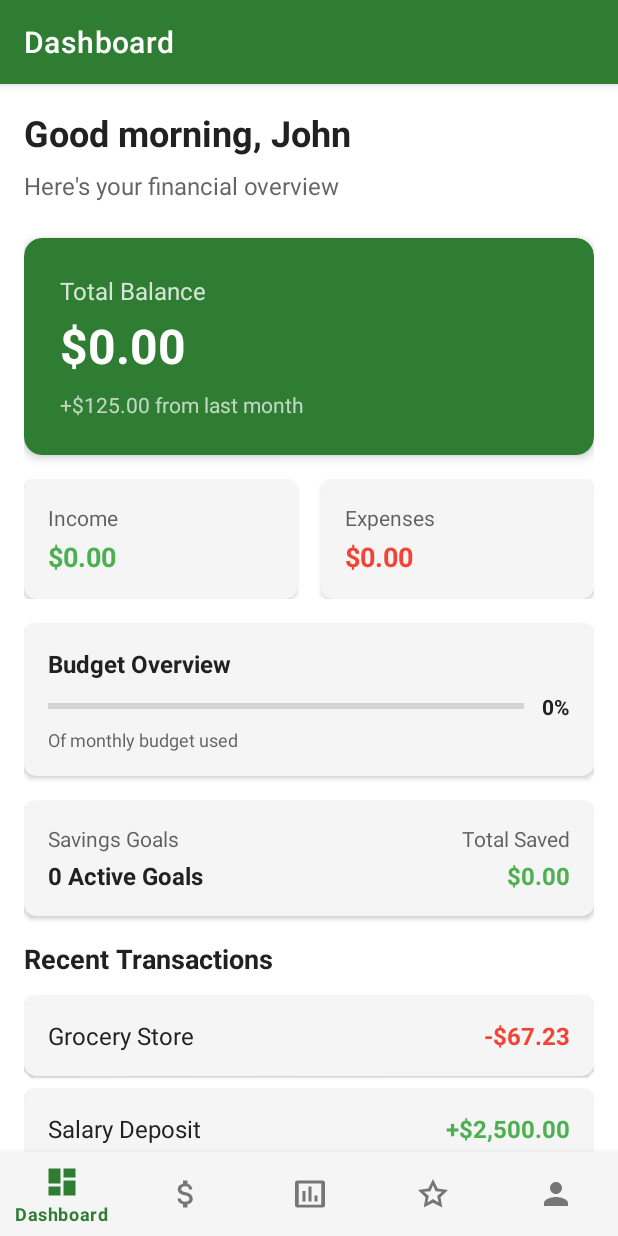
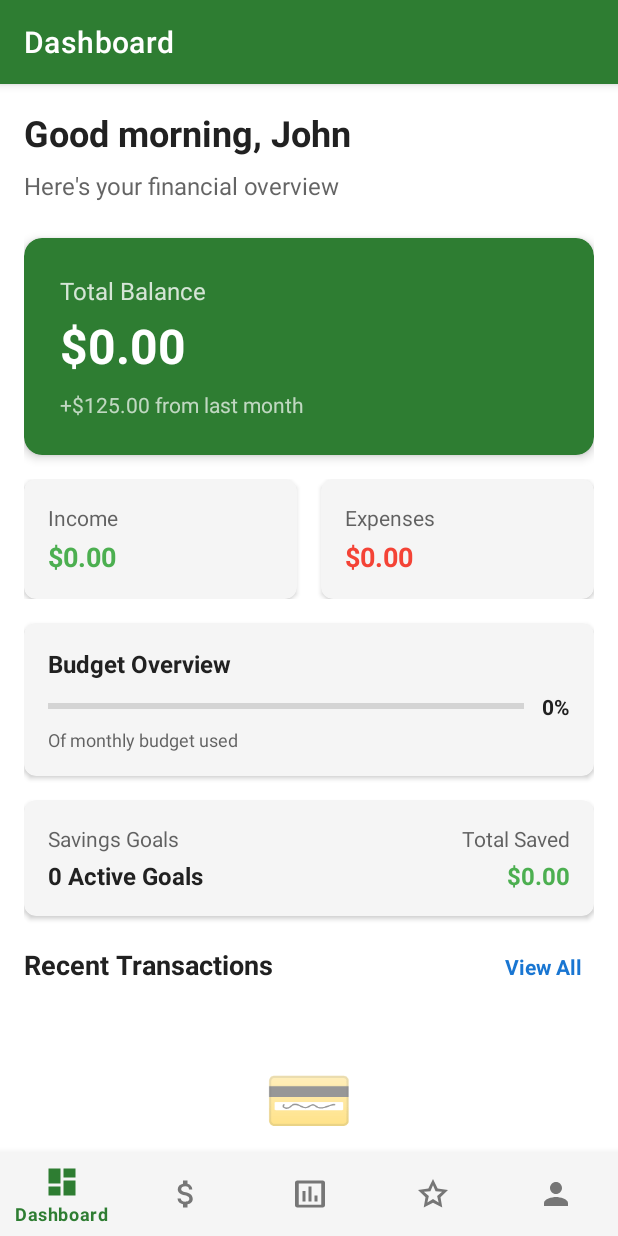
Before and after one commit to BraedonRoss/CP3406-Finance-Tracker, an Android app: the screen it shows after launch (MainActivity), on a phone screen of 412 x 824 dp. Run offline under Robolectric (Android 15) with nearby library versions, the phone set to English and light mode, and no system bars; our stand-ins replace Room's generated code, navigation-ui.

```diff
--- a/app/src/main/java/com/cp3406/financetracker/ui/dashboard/DashboardFragment.kt
+++ b/app/src/main/java/com/cp3406/financetracker/ui/dashboard/DashboardFragment.kt
@@ -6,12 +6,15 @@ import android.view.View
 import android.view.ViewGroup
 import androidx.fragment.app.Fragment
 import androidx.lifecycle.ViewModelProvider
+import androidx.recyclerview.widget.LinearLayoutManager
 import com.cp3406.financetracker.databinding.FragmentDashboardBinding
+import com.cp3406.financetracker.ui.transactions.TransactionAdapter
 
 class DashboardFragment : Fragment() {
 
     private var binding: FragmentDashboardBinding? = null
     private lateinit var dashboardVM: DashboardViewModel
+    private lateinit var recentTransactionsAdapter: TransactionAdapter
 
     override fun onCreateView(
         inflater: LayoutInflater,
@@ -22,9 +25,35 @@ class DashboardFragment : Fragment() {
 
         dashboardVM = ViewModelProvider(this, ViewModelProvider.AndroidViewModelFactory.getInstance(requireActivity().application))[DashboardViewModel::class.java]
 
+        setupRecentTransactionsRecyclerView()
+        setupClickListeners()
         setupObservers()
 
         return binding?.root
+    }
+
+    private fun setupRecentTransactionsRecyclerView() {
+        recentTransactionsAdapter = TransactionAdapter { transaction ->
+            // Handle click - could navigate to transaction details or edit
+            android.util.Log.d("DashboardFragment", "Clicked transaction: ${transaction.description}")
+        }
+
+        binding?.recentTransactionsRecycler?.apply {
+            layoutManager = LinearLayoutManager(context)
+            adapter = recentTransactionsAdapter
+        }
+    }
+
+    private fun setupClickListeners() {
+        binding?.viewAllTransactions?.setOnClickListener {
+            // Navigate to transactions tab
+            (activity as? androidx.fragment.app.FragmentActivity)?.let { fragmentActivity ->
+                val bottomNav = fragmentActivity.findViewById<com.google.android.material.bottomnavigation.BottomNavigationView>(
+                    com.cp3406.financetracker.R.id.nav_view
+                )
+                bottomNav?.selectedItemId = com.cp3406.financetracker.R.id.navigation_transactions
+            }
+        }
     }
 
     private fun setupObservers() {
@@ -56,6 +85,17 @@ class DashboardFragment : Fragment() {
         dashboardVM.totalSavingsProgress.observe(viewLifecycleOwner) { savings ->
             binding?.totalSavingsAmount?.text = savings
         }
+
+        dashboardVM.recentTransactions.observe(viewLifecycleOwner) { transactions ->
+            if (transactions.isEmpty()) {
+                binding?.recentTransactionsRecycler?.visibility = View.GONE
+                binding?.noTransactionsEmptyState?.visibility = View.VISIBLE
+            } else {
+                binding?.recentTransactionsRecycler?.visibility = View.VISIBLE
+                binding?.noTransactionsEmptyState?.visibility = View.GONE
+                recentTransactionsAdapter.submitList(transactions)
+            }
+        }
     }
 
     override fun onDestroyView() {
--- a/app/src/main/java/com/cp3406/financetracker/ui/dashboard/DashboardViewModel.kt
+++ b/app/src/main/java/com/cp3406/financetracker/ui/dashboard/DashboardViewModel.kt
@@ -41,6 +41,9 @@ class DashboardViewModel(application: Application) : AndroidViewModel(applicatio
 
     private val _totalSavingsProgress = MediatorLiveData<String>()
     val totalSavingsProgress: LiveData<String> = _totalSavingsProgress
+
+    private val _recentTransactions = MediatorLiveData<List<com.cp3406.financetracker.ui.transactions.Transaction>>()
+    val recentTransactions: LiveData<List<com.cp3406.financetracker.ui.transactions.Transaction>> = _recentTransactions
 
     init {
         val database = FinanceDatabase.getDatabase(application)
@@ -142,5 +145,26 @@ class DashboardViewModel(application: Application) : AndroidViewModel(applicatio
             val totalSaved = goals.sumOf { it.currentAmount }
             _totalSavingsProgress.postValue(currencyFormatter.format(totalSaved))
         }
+
+        // Observe recent transactions (last 5)
+        _recentTransactions.addSource(allTransactions) { transactions ->
+            val recentList = transactions.take(5).map { entity ->
+                com.cp3406.financetracker.ui.transactions.Transaction(
+                    id = entity.id.toString(),
+                    description = entity.description,
+                    amount = entity.amount,
+                    category = entity.category,
+                    date = entity.date,
+                    type = when(entity.type) {
+                        com.cp3406.financetracker.data.entity.TransactionType.INCOME ->
+                            com.cp3406.financetracker.ui.transactions.TransactionType.INCOME
+                        com.cp3406.financetracker.data.entity.TransactionType.EXPENSE ->
+                            com.cp3406.financetracker.ui.transactions.TransactionType.EXPENSE
+                    },
+                    merchantName = entity.notes ?: ""
+                )
+            }
+            _recentTransactions.postValue(recentList)
+        }
     }
 }
--- a/app/src/main/res/layout/fragment_dashboard.xml
+++ b/app/src/main/res/layout/fragment_dashboard.xml
@@ -298,83 +298,77 @@
         </com.google.android.material.card.MaterialCardView>
 
         <!-- Recent Transactions -->
-        <TextView
-            android:layout_width="wrap_content"
-            android:layout_height="wrap_content"
-            android:text="Recent Transactions"
-            android:textSize="18sp"
-            android:textStyle="bold"
-            android:textColor="?attr/colorOnSurface"
-            android:layout_marginBottom="12dp" />
-
-        <!-- Transaction Items -->
-        <com.google.android.material.card.MaterialCardView
-            android:layout_width="match_parent"
-            android:layout_height="wrap_content"
-            android:layout_marginBottom="8dp"
-            app:cardElevation="1dp"
-            app:cardCornerRadius="8dp">
-
         <LinearLayout
             android:layout_width="match_parent"
             android:layout_height="wrap_content"
             android:orientation="horizontal"
-                android:padding="16dp"
-                android:gravity="center_vertical">
+            android:layout_marginBottom="12dp">
 
             <TextView
                 android:layout_width="0dp"
                 android:layout_height="wrap_content"
                 android:layout_weight="1"
-                    android:text="Grocery Store"
-                    android:textSize="16sp"
+                android:text="Recent Transactions"
+                android:textSize="18sp"
+                android:textStyle="bold"
                 android:textColor="?attr/colorOnSurface" />
+
+            <TextView
+                android:id="@+id/view_all_transactions"
+                android:layout_width="wrap_content"
+                android:layout_height="wrap_content"
+                android:text="View All"
+                android:textColor="@color/accent_blue"
+                android:textSize="14sp"
+                android:textStyle="bold"
+                android:padding="8dp"
+                android:background="?attr/selectableItemBackgroundBorderless" />
+
+        </LinearLayout>
+
+        <!-- Recent Transactions RecyclerView -->
+        <androidx.recyclerview.widget.RecyclerView
+            android:id="@+id/recent_transactions_recycler"
+            android:layout_width="match_parent"
+            android:layout_height="wrap_content"
+            android:nestedScrollingEnabled="false" />
+
+        <!-- No Transactions Empty State -->
+        <LinearLayout
+            android:id="@+id/no_transactions_empty_state"
+            android:layout_width="match_parent"
+            android:layout_height="wrap_content"
+            android:layout_marginTop="24dp"
+            android:orientation="vertical"
+            android:gravity="center"
+            android:visibility="gone">
 
             <TextView
                 android:layout_width="wrap_content"
                 android:layout_height="wrap_content"
-                    android:text="-$67.23"
-                    android:textSize="16sp"
-                    android:textStyle="bold"
-                    android:textColor="@color/error_red" />
-
-            </LinearLayout>
-
-        </com.google.android.material.card.MaterialCardView>
-
-        <com.google.android.material.card.MaterialCardView
-            android:layout_width="match_parent"
-            android:layout_height="wrap_content"
-            android:layout_marginBottom="8dp"
-            app:cardElevation="1dp"
-            app:cardCornerRadius="8dp">
-
-            <LinearLayout
-                android:layout_width="match_parent"
-                android:layout_height="wrap_content"
-                android:orientation="horizontal"
-                android:padding="16dp"
-                android:gravity="center_vertical">
-
-                <TextView
-                    android:layout_width="0dp"
-                    android:layout_height="wrap_content"
-                    android:layout_weight="1"
-                    android:text="Salary Deposit"
-                    android:textSize="16sp"
-                    android:textColor="?attr/colorOnSurface" />
+                android:text="💳"
+                android:textSize="48sp"
+                android:layout_marginBottom="12dp" />
 
             <TextView
                 android:layout_width="wrap_content"
                 android:layout_height="wrap_content"
-                    android:text="+$2,500.00"
+                android:text="No transactions yet"
                 android:textSize="16sp"
                 android:textStyle="bold"
-                    android:textColor="@color/success_green" />
+                android:textColor="?attr/colorOnSurface"
+                android:layout_marginBottom="4dp" />
+
+            <TextView
+                android:layout_width="wrap_content"
+                android:layout_height="wrap_content"
+                android:text="Add your first transaction to get started"
+                android:textSize="14sp"
+                android:textColor="?attr/colorOnSurface"
+                android:alpha="0.7"
+                android:gravity="center" />
 
         </LinearLayout>
-
-        </com.google.android.material.card.MaterialCardView>
 
     </LinearLayout>
 
```
Lines whose indentation alone changed are shown as unchanged.
